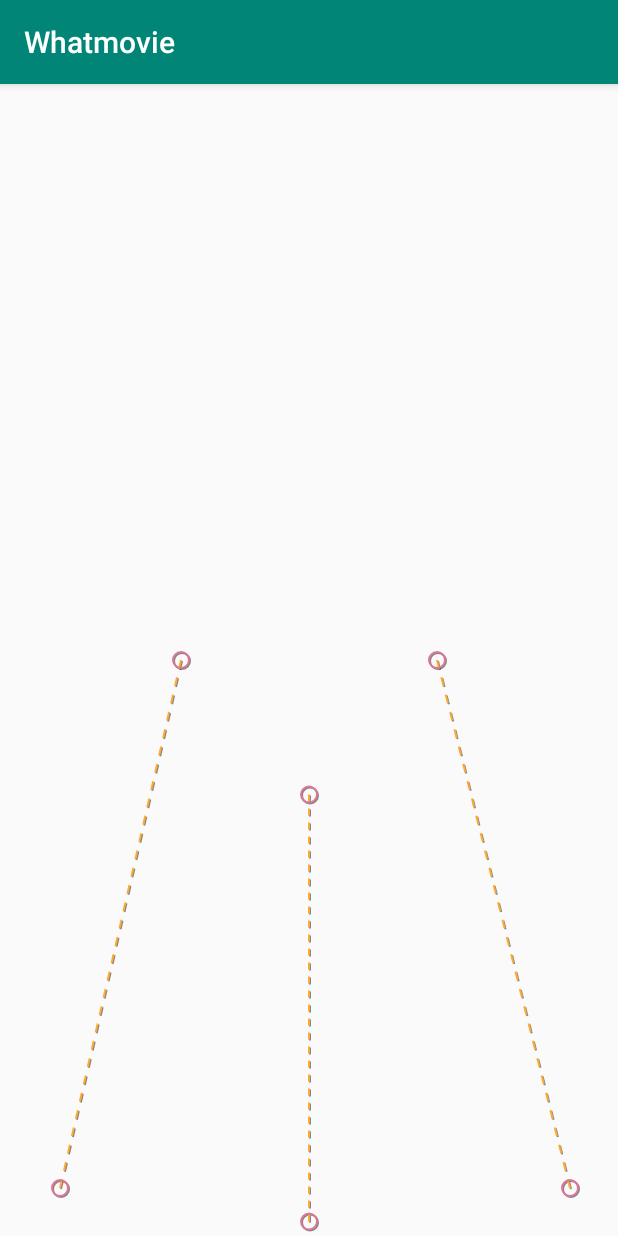
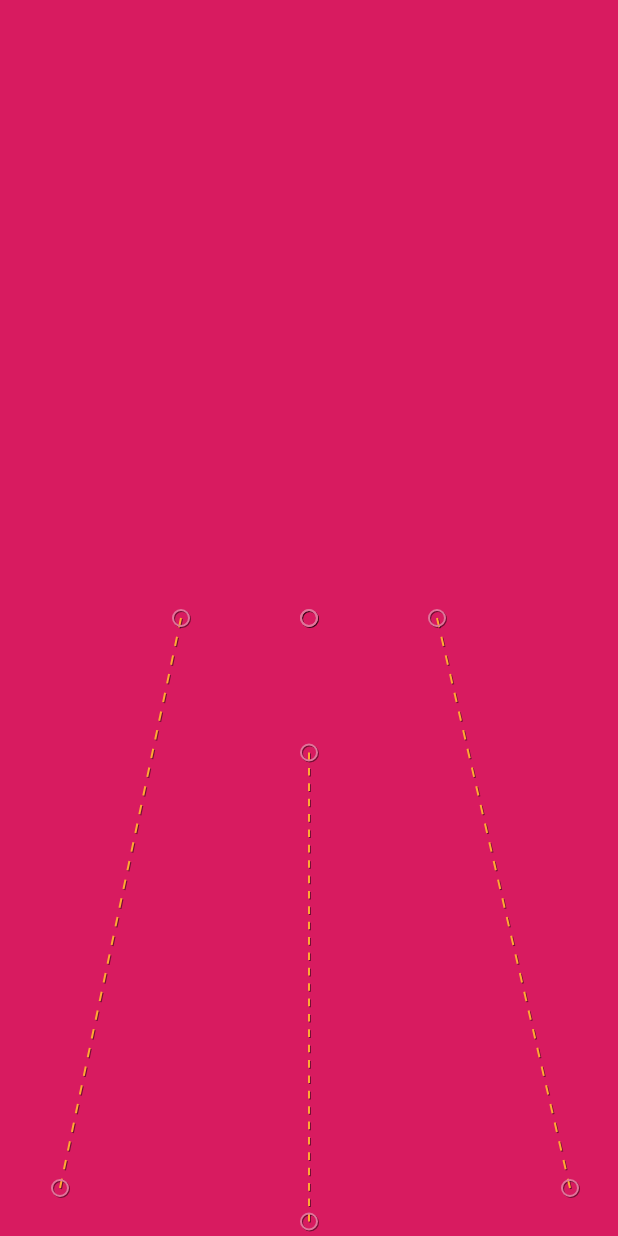
Before and after one commit to matteopasotti/what_movie, an Android app: the screen it shows after launch (MotionBaseActivity), on a phone screen of 412 x 824 dp. Run offline under Robolectric (Android 15) with nearby library versions, the phone set to English and light mode, and no system bars; our stand-ins replace CircleImageView; libraries missing offline, so code that uses them is left out: com.jakewharton.retrofit2.

Commit message:
imported circle images

```diff
--- a/app/build.gradle
+++ b/app/build.gradle
@@ -63,7 +63,11 @@ dependencies {
     androidTestImplementation 'androidx.test:runner:1.2.0'
     androidTestImplementation 'androidx.test.espresso:espresso-core:3.2.0'
 
+    //ConstraintLayout
     implementation 'androidx.constraintlayout:constraintlayout:2.0.0-beta1'
+
+    //Circular ImageView
+    implementation 'de.hdodenhof:circleimageview:3.0.1'
 
     // Anko
     implementation "org.jetbrains.anko:anko-commons:$anko_version"
--- a/app/src/main/java/com/matteopasotti/whatmovie/view/detail/MotionBaseActivity.kt
+++ b/app/src/main/java/com/matteopasotti/whatmovie/view/detail/MotionBaseActivity.kt
@@ -1,6 +1,7 @@
 package com.matteopasotti.whatmovie.view.detail
 
 import android.os.Bundle
+import android.view.WindowManager
 import androidx.appcompat.app.AppCompatActivity
 import com.matteopasotti.whatmovie.R
 
@@ -9,6 +10,9 @@ class MotionBaseActivity : AppCompatActivity() {
     override fun onCreate(savedInstanceState: Bundle?) {
         super.onCreate(savedInstanceState)
 
+        window.setFlags(WindowManager.LayoutParams.FLAG_FULLSCREEN,
+            WindowManager.LayoutParams.FLAG_FULLSCREEN)
+
         setContentView(R.layout.activity_movie_detail)
     }
 }
--- a/app/src/main/res/layout/activity_movie_detail.xml
+++ b/app/src/main/res/layout/activity_movie_detail.xml
@@ -10,18 +10,28 @@
                                                       app:showPaths="true">
 
     <View
-        android:id="@+id/button"
-        android:layout_width="64dp"
-        android:layout_height="64dp"
-        android:background="@color/colorAccent"
-        android:text="Button" />
+            android:id="@+id/view_background"
+            android:layout_width="wrap_content"
+            android:layout_height="wrap_content"
+            android:background="@color/colorAccent"/>
 
-    <View
-        android:id="@+id/button_2"
-        android:layout_width="64dp"
-        android:layout_height="64dp"
-        android:background="@android:color/holo_blue_bright"
-        android:text="Button" />
+    <de.hdodenhof.circleimageview.CircleImageView
+            android:id="@+id/man_image"
+            android:layout_width="96dp"
+            android:layout_height="96dp"
+            android:src="@drawable/man_profile"
+            app:civ_border_width="2dp"
+            android:elevation="2dp"
+            app:civ_border_color="#FF000000"/>
+
+    <de.hdodenhof.circleimageview.CircleImageView
+            android:id="@+id/woman_image"
+            android:layout_width="96dp"
+            android:layout_height="96dp"
+            android:src="@drawable/woman_profile"
+            app:civ_border_width="2dp"
+            android:elevation="2dp"
+            app:civ_border_color="#FF000000"/>
 
     <TextView
             android:id="@+id/match_text"
--- a/app/src/main/res/values/styles.xml
+++ b/app/src/main/res/values/styles.xml
@@ -1,7 +1,7 @@
 <resources>
 
     <!-- Base application theme. -->
-    <style name="AppTheme" parent="Theme.AppCompat.Light.DarkActionBar">
+    <style name="AppTheme" parent="Theme.AppCompat.Light.NoActionBar">
         <!-- Customize your theme here. -->
         <item name="colorPrimary">@color/colorPrimary</item>
         <item name="colorPrimaryDark">@color/colorPrimaryDark</item>
--- a/app/src/main/res/xml/motion_scene_match.xml
+++ b/app/src/main/res/xml/motion_scene_match.xml
@@ -8,7 +8,7 @@
         motion:duration="1000">
 
         <OnSwipe
-            motion:touchAnchorId="@+id/button"
+            motion:touchAnchorId="@+id/man_image"
             motion:touchAnchorSide="right"
             motion:dragDirection="dragRight" />
 
@@ -18,13 +18,13 @@
                 android:scaleX="2"
                 android:scaleY="2"
                 motion:framePosition="50"
-                motion:motionTarget="@id/button" />
+                motion:motionTarget="@id/man_image" />
 
             <KeyAttribute
                 android:scaleX="2"
                 android:scaleY="2"
                 motion:framePosition="50"
-                motion:motionTarget="@id/button_2" />
+                motion:motionTarget="@id/woman_image" />
 
         </KeyFrameSet>
 
@@ -32,21 +32,36 @@
 
     <ConstraintSet android:id="@+id/start">
         <Constraint
-            android:id="@+id/button"
+            android:id="@+id/man_image"
             android:layout_width="64dp"
             android:layout_height="64dp"
             android:alpha="0"
+            android:elevation="2dp"
             android:layout_marginStart="8dp"
             motion:layout_constraintBottom_toBottomOf="parent"
             motion:layout_constraintStart_toStartOf="parent">
         </Constraint>
 
         <Constraint
-            android:id="@+id/button_2"
+        android:id="@+id/view_background"
+        android:layout_width="0dp"
+        android:layout_height="0dp"
+        motion:layout_constraintTop_toTopOf="parent"
+        motion:layout_constraintBottom_toBottomOf="parent"
+        motion:layout_constraintStart_toStartOf="parent"
+        motion:layout_constraintEnd_toEndOf="parent">
+            <CustomAttribute
+                    motion:attributeName="backgroundColor"
+                    motion:customColorValue="#D81B60" />
+
+        </Constraint>
+
+        <Constraint
+            android:id="@+id/woman_image"
             android:layout_width="64dp"
             android:layout_height="64dp"
             android:alpha="0"
-            android:layout_marginStart="8dp"
+            android:elevation="2dp"
             motion:layout_constraintBottom_toBottomOf="parent"
             motion:layout_constraintEnd_toEndOf="parent"/>
 
@@ -62,32 +77,48 @@
 
     <ConstraintSet android:id="@+id/end">
         <Constraint
-            android:id="@+id/button"
+            android:id="@+id/man_image"
             android:layout_width="100dp"
             android:layout_height="100dp"
             android:alpha="1"
+            android:elevation="2dp"
             motion:layout_constraintBottom_toBottomOf="parent"
             motion:layout_constraintStart_toStartOf="parent"
-            motion:layout_constraintEnd_toStartOf="@+id/button_2"
+            motion:layout_constraintEnd_toStartOf="@+id/woman_image"
             motion:layout_constraintTop_toTopOf="parent"/>
 
         <Constraint
-            android:id="@+id/button_2"
+                android:id="@+id/view_background"
+                android:layout_width="0dp"
+                android:layout_height="0dp"
+                motion:layout_constraintTop_toTopOf="parent"
+                motion:layout_constraintBottom_toBottomOf="parent"
+                motion:layout_constraintStart_toStartOf="parent"
+                motion:layout_constraintEnd_toEndOf="parent">
+            <CustomAttribute
+                    motion:attributeName="backgroundColor"
+                    motion:customColorValue="@android:color/holo_blue_bright" />
+
+        </Constraint>
+
+        <Constraint
+            android:id="@+id/woman_image"
             android:layout_width="100dp"
             android:layout_height="100dp"
             android:alpha="1"
+            android:elevation="2dp"
             motion:layout_constraintBottom_toBottomOf="parent"
             motion:layout_constraintEnd_toEndOf="parent"
-            motion:layout_constraintStart_toEndOf="@+id/button"
+            motion:layout_constraintStart_toEndOf="@+id/man_image"
             motion:layout_constraintTop_toTopOf="parent"/>
 
         <Constraint
             android:id="@+id/match_text"
             android:layout_width="wrap_content"
             android:layout_height="wrap_content"
-            motion:layout_constraintStart_toStartOf="@+id/button"
-            motion:layout_constraintEnd_toEndOf="@+id/button_2"
-            motion:layout_constraintTop_toBottomOf="@+id/button"
+            motion:layout_constraintStart_toStartOf="@+id/man_image"
+            motion:layout_constraintEnd_toEndOf="@+id/woman_image"
+            motion:layout_constraintTop_toBottomOf="@+id/man_image"
             android:layout_marginTop="30dp"
             android:alpha="1"/>
 
```
Also changed, not shown: app/src/main/res/drawable-xxhdpi/man_profile.jpg (added), app/src/main/res/drawable-xxhdpi/woman_profile.jpg (added). Lines whose indentation alone changed are shown as unchanged.
